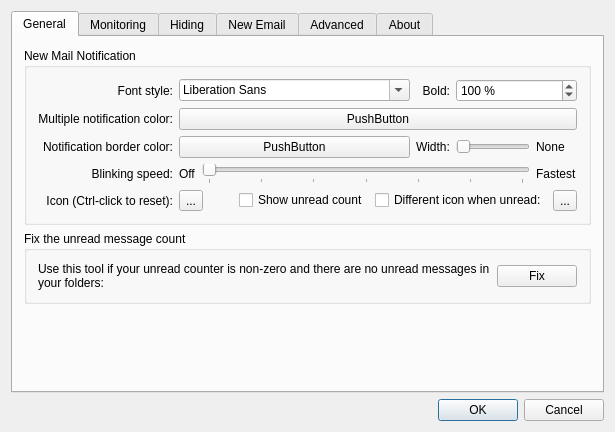
Above: src/dialogsettings.ui from gyunaev/birdtray before the change. Below: the same form after it.
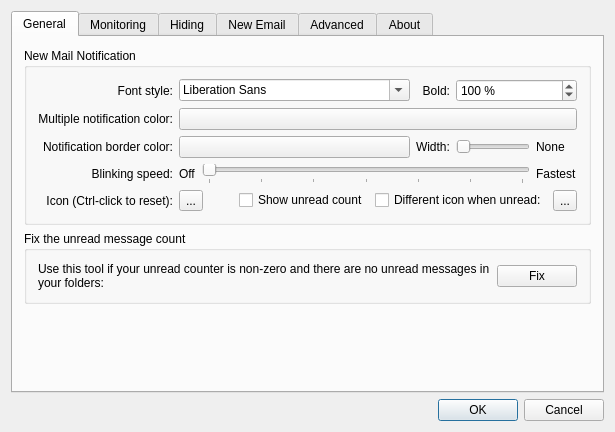
That is the form after the change. Icons and pictures are not drawn. Custom widgets are drawn as their Qt base class.

Diff of the .ui file:
```diff
--- a/src/dialogsettings.ui
+++ b/src/dialogsettings.ui
@@ -159,7 +159,7 @@
           <item row="1" column="1" colspan="5">
            <widget class="ColorButton" name="btnNotificationColor">
             <property name="text">
-             <string>PushButton</string>
+             <string/>
             </property>
            </widget>
           </item>
@@ -225,7 +225,7 @@
           <item row="2" column="1" colspan="2">
            <widget class="ColorButton" name="borderColorButton">
             <property name="text">
-             <string>PushButton</string>
+             <string/>
             </property>
            </widget>
           </item>
```
